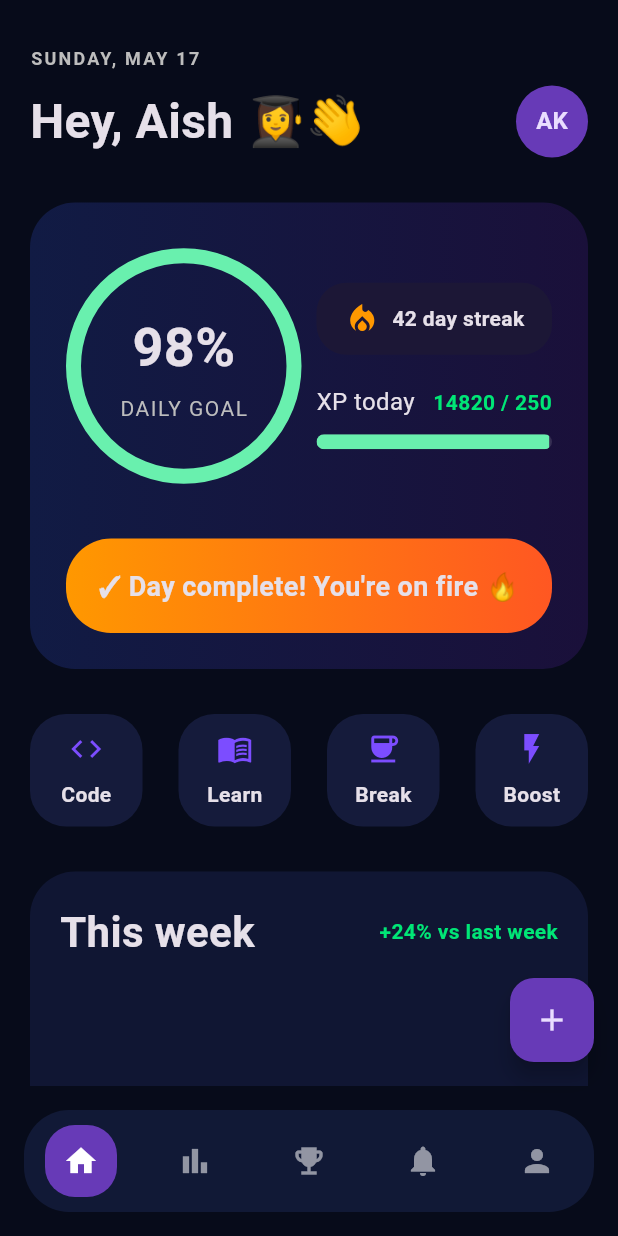
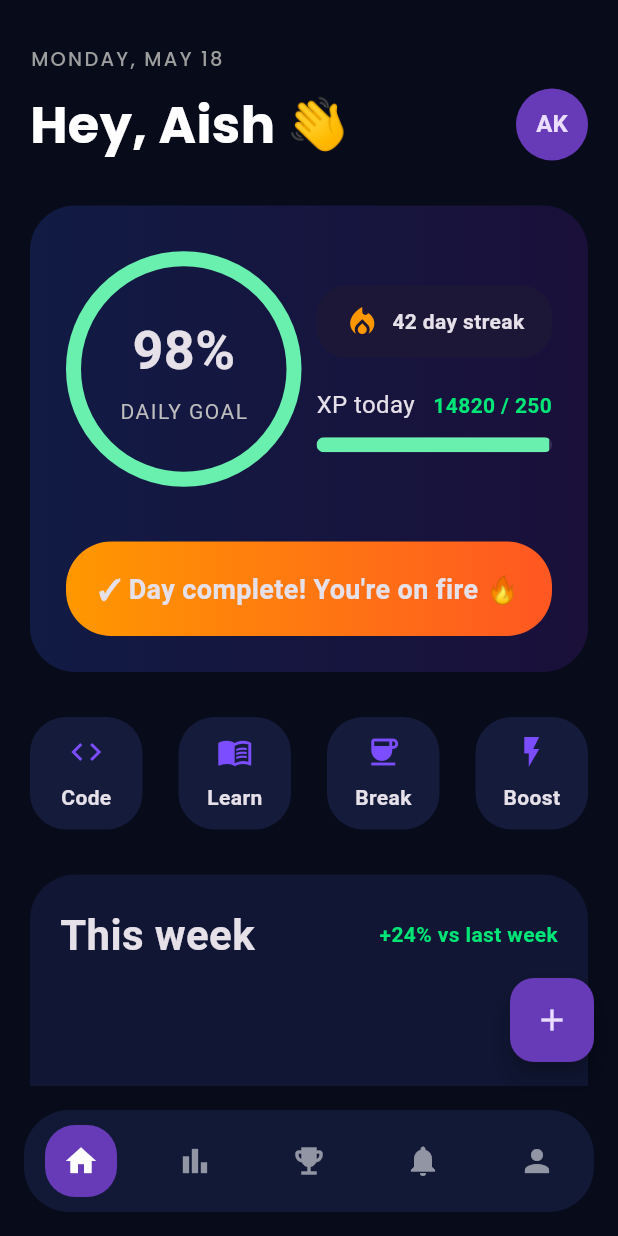
Before and after one commit to aishbuilds-aiml/DevSteak, a Flutter app: the screen it shows after launch, on a phone screen of 412 x 824 dp. Run offline on Flutter 3.47's test engine with Material 3 defaults, Android fonts, the phone set to English and light mode, and no system bars; our stand-ins replace fl_chart, google_fonts.

Commit message:
Added premium typography and dynamic date system

```diff
--- a/lib/screens/home_screen.dart
+++ b/lib/screens/home_screen.dart
@@ -1,6 +1,8 @@
 import 'package:flutter/material.dart';
 import 'package:provider/provider.dart';
 import '../data/app_data.dart';
+import 'package:google_fonts/google_fonts.dart';
+import 'package:intl/intl.dart';
 
 class HomeScreen extends StatefulWidget {
   const HomeScreen({super.key});
@@ -16,7 +18,14 @@ class _HomeScreenState extends State<HomeScreen> {
 
     final appData = Provider.of<AppData>(context);
 
+    final now = DateTime.now();
+
+    final formattedDate =
+        DateFormat('EEEE, MMM d').format(now).toUpperCase();
+
     return Scaffold(
+
+      backgroundColor: const Color(0xFF070B1A),
 
       body: SafeArea(
 
@@ -36,12 +45,13 @@ class _HomeScreenState extends State<HomeScreen> {
 
                 // DATE
                 Text(
-                  "SUNDAY, MAY 17",
-                  style: TextStyle(
-                    color: Colors.grey.shade400,
+                  formattedDate,
+
+                  style: GoogleFonts.poppins(
+                    color: Colors.grey.shade500,
+                    fontSize: 13,
                     letterSpacing: 1.5,
-                    fontSize: 12,
-                    fontWeight: FontWeight.w600,
+                    fontWeight: FontWeight.w500,
                   ),
                 ),
 
@@ -53,10 +63,13 @@ class _HomeScreenState extends State<HomeScreen> {
                   children: [
 
                     Text(
-                      "Hey, Aish 👩‍🎓👋",
-                      style: TextStyle(
-                        fontSize: 32,
-                        fontWeight: FontWeight.bold,
+                      "Hey, Aish 👋",
+
+                      style: GoogleFonts.poppins(
+                        fontSize: 34,
+                        fontWeight: FontWeight.w700,
+                        color: Colors.white,
+                        height: 1,
                       ),
                     ),
 
--- a/pubspec.yaml
+++ b/pubspec.yaml
@@ -33,6 +33,8 @@ dependencies:
 
   fl_chart: ^0.68.0
   provider: ^6.1.2
+  google_fonts: ^6.2.1
+  intl: ^0.19.0
 
   # The following adds the Cupertino Icons font to your application.
   # Use with the CupertinoIcons class for iOS style icons.
```
Also changed, not shown: pubspec.lock, 2 other files.
